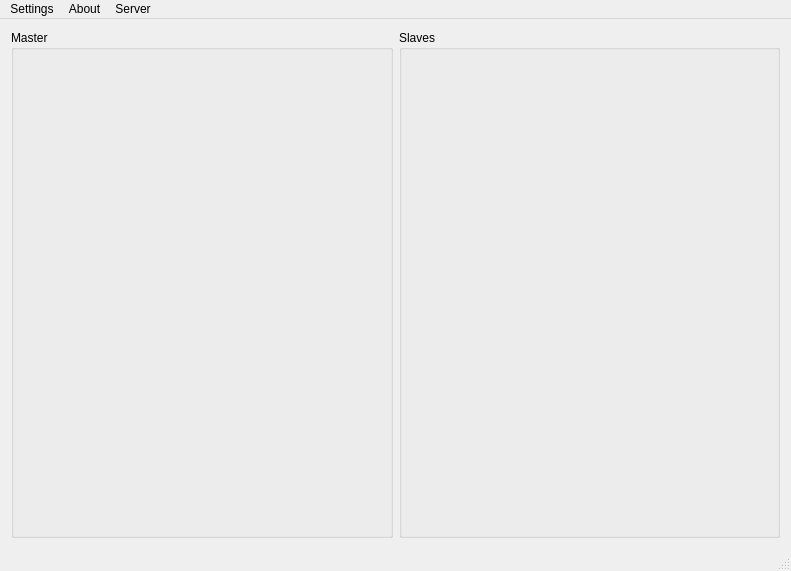
First picture: the form in AppMan/mainform.ui, repository hhvvkk/COS301DistrobutedApplicationManger, before the edit.
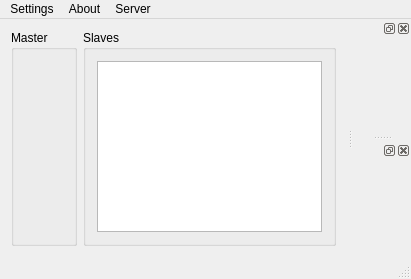
Second picture: the form after the edit. Icons and pictures are not drawn.

Diff of the .ui file:
```diff
--- a/AppMan/mainform.ui
+++ b/AppMan/mainform.ui
@@ -6,8 +6,8 @@
    <rect>
     <x>0</x>
     <y>0</y>
-    <width>791</width>
-    <height>571</height>
+    <width>411</width>
+    <height>279</height>
    </rect>
   </property>
   <property name="acceptDrops">
@@ -40,6 +40,20 @@
       <property name="title">
        <string>Slaves</string>
       </property>
+      <layout class="QVBoxLayout" name="verticalLayout">
+       <item>
+        <widget class="QTreeWidget" name="treeWidgetSlaves">
+         <attribute name="headerVisible">
+          <bool>false</bool>
+         </attribute>
+         <column>
+          <property name="text">
+           <string notr="true">1</string>
+          </property>
+         </column>
+        </widget>
+       </item>
+      </layout>
      </widget>
     </item>
    </layout>
@@ -49,8 +63,8 @@
     <rect>
      <x>0</x>
      <y>0</y>
-     <width>791</width>
-     <height>27</height>
+     <width>411</width>
+     <height>21</height>
     </rect>
    </property>
    <widget class="QMenu" name="menuAbout">
@@ -83,6 +97,18 @@
     <string>Program Status Here</string>
    </property>
   </widget>
+  <widget class="QDockWidget" name="dockWidget">
+   <attribute name="dockWidgetArea">
+    <number>2</number>
+   </attribute>
+   <widget class="QWidget" name="dockWidgetContents"/>
+  </widget>
+  <widget class="QDockWidget" name="dockWidget_2">
+   <attribute name="dockWidgetArea">
+    <number>2</number>
+   </attribute>
+   <widget class="QWidget" name="dockWidgetContents_2"/>
+  </widget>
   <action name="actionHelp">
    <property name="text">
     <string>Help</string>
```
